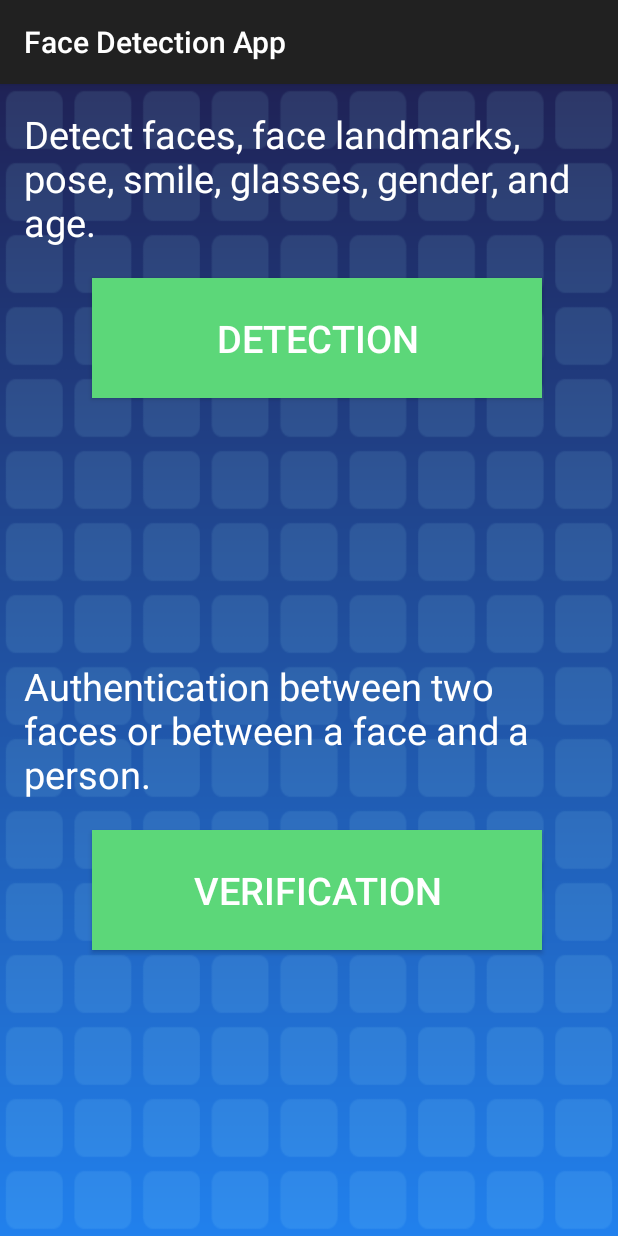
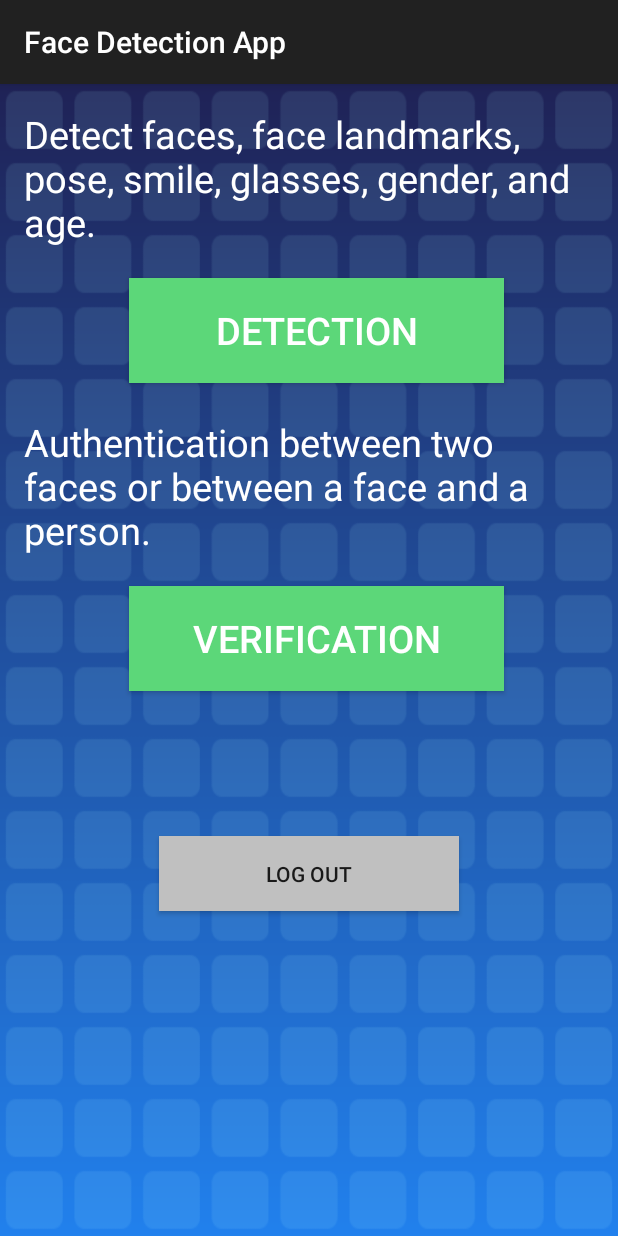
Before and after one commit to DipeanraCFC/Sample, an Android app: the screen it shows after launch once a user with an empty profile is signed in (MainActivity), on a phone screen of 412 x 824 dp. Run offline under Robolectric (Android 15) with nearby library versions, the phone set to English and light mode, and no system bars; our stand-ins replace Firebase (no records; nobody signed in at launch, a user with empty details on screens opened directly).

Commit message:
scroll view added, still data not saaved to database

```diff
--- a/app/build.gradle
+++ b/app/build.gradle
@@ -24,8 +24,7 @@ dependencies {
 
 	//
     // Use the following line to include client library for Face API from Maven Central Repository
-	//
-
+    //
 
     compile 'com.google.code.gson:gson:2.6.2'
     compile 'com.google.firebase:firebase-auth:10.0.1'
@@ -33,6 +32,8 @@ dependencies {
     compile 'com.google.firebase:firebase-storage:10.0.1'
     compile 'com.microsoft.projectoxford:face:1.2.1'
     compile 'com.android.support:appcompat-v7:25.3.0'
+    compile 'com.android.support:design:25.3.0'
+
 }
 
 
--- a/app/src/main/java/com/microsoft/projectoxford/face/samples/ui/MainActivity.java
+++ b/app/src/main/java/com/microsoft/projectoxford/face/samples/ui/MainActivity.java
@@ -6,14 +6,22 @@ import android.content.Intent;
 import android.os.Bundle;
 import android.support.v7.app.AppCompatActivity;
 import android.view.View;
+import android.widget.Button;
 
+import com.google.firebase.auth.FirebaseAuth;
 import com.microsoft.projectoxford.face.samples.R;
 
 public class MainActivity extends AppCompatActivity {
+
+    Button mLogoutButton;
+
     @Override
     protected void onCreate(Bundle savedInstanceState) {
+
         super.onCreate(savedInstanceState);
         setContentView(R.layout.activity_dashboard);
+
+        mLogoutButton = (Button) findViewById(R.id.logout_button);
 
         if (getString(R.string.subscription_key).startsWith("Please")) {
             new AlertDialog.Builder(this)
@@ -22,12 +30,23 @@ public class MainActivity extends AppCompatActivity {
                     .setCancelable(false)
                     .show();
         }
+
+        mLogoutButton.setOnClickListener(new View.OnClickListener() {
+            @Override
+            public void onClick(View view) {
+                FirebaseAuth.getInstance().signOut();
+                Intent intent = new Intent(MainActivity.this, LoginActivity.class);
+                startActivity(intent);
+            }
+        });
     }
+
 
     public void detection(View view) {
         Intent intent = new Intent(this, DetectionActivity.class);
         startActivity(intent);
     }
+
 
     public void verification(View view) {
         Intent intent = new Intent(this, VerificationMenuActivity.class);
--- a/app/src/main/res/layout/activity_dashboard.xml
+++ b/app/src/main/res/layout/activity_dashboard.xml
@@ -2,83 +2,113 @@
 
 <LinearLayout xmlns:android="http://schemas.android.com/apk/res/android"
     xmlns:tools="http://schemas.android.com/tools" android:layout_width="match_parent"
-    android:layout_height="match_parent" android:paddingLeft="@dimen/activity_horizontal_margin"
+    android:layout_height="match_parent"
+    android:background="@drawable/main_background"
+    android:orientation="vertical"
+    android:paddingBottom="@dimen/activity_vertical_margin"
+    android:paddingLeft="@dimen/activity_horizontal_margin"
     android:paddingRight="@dimen/activity_horizontal_margin"
     android:paddingTop="@dimen/activity_vertical_margin"
-    android:paddingBottom="@dimen/activity_vertical_margin"
+    tools:context=".ui.MainActivity"
+
+    >
+
+    <ScrollView
+        android:layout_width="match_parent"
+        android:layout_height="match_parent">
+
+
+        <LinearLayout
+            android:layout_width="match_parent"
+            android:layout_height="match_parent"
             android:orientation="vertical"
-    tools:context=".ui.MainActivity"
-    android:background="@drawable/main_background"
 
             >
 
             <LinearLayout
                 android:layout_width="match_parent"
-        android:layout_height="0dp"
-        android:layout_weight="0.5"
-        android:orientation="vertical"
-        android:layout_marginBottom="@dimen/view_margin" >
+                android:layout_height="200dp"
+                android:layout_marginBottom="@dimen/view_margin"
+                android:orientation="vertical">
 
 
                 <TextView
                     android:layout_width="match_parent"
                     android:layout_height="wrap_content"
                     android:layout_gravity="center_vertical"
+                    android:layout_marginBottom="20dp"
                     android:gravity="center_vertical"
                     android:text="@string/detection_description"
                     android:textColor="@color/white"
                     android:textSize="25sp"
-                android:layout_marginBottom="20dp"
 
                     />
 
                 <Button
-            android:layout_width="300dp"
-            android:layout_height="80dp"
+                    style="@style/ButtonStyle"
+                    android:layout_width="250dp"
+                    android:layout_height="70dp"
                     android:layout_gravity="center"
-            android:text="@string/detection"
                     android:layout_marginLeft="@dimen/view_margin"
                     android:layout_marginStart="@dimen/view_margin"
                     android:onClick="detection"
-            android:textSize="25sp"
-            style="@style/ButtonStyle" />
+                    android:text="@string/detection"
+                    android:textSize="25sp" />
 
             </LinearLayout>
 
             <LinearLayout
         android:layout_width="match_parent"
-        android:layout_height="0dp"
-        android:layout_weight="0.5"
-        android:orientation="vertical"
-        android:layout_marginBottom="@dimen/view_margin" >
+                android:layout_height="200dp"
+                android:layout_marginBottom="@dimen/view_margin"
+                android:orientation="vertical">
 
 
             <TextView
                 android:layout_width="match_parent"
                 android:layout_height="wrap_content"
                 android:layout_gravity="center_vertical"
+                android:layout_marginBottom="20dp"
                 android:gravity="center_vertical"
                 android:text="@string/verification_description"
                 android:textColor="@color/white"
                 android:textSize="25sp"
-                android:layout_marginBottom="20dp"
 
 
                 />
 
 
         <Button
-            android:layout_width="300dp"
-            android:layout_height="80dp"
+            style="@style/ButtonStyle"
+            android:layout_width="250dp"
+            android:layout_height="70dp"
             android:layout_gravity="center"
-            android:text="@string/verification"
-            android:textSize="25sp"
             android:layout_marginLeft="@dimen/view_margin"
             android:layout_marginStart="@dimen/view_margin"
             android:onClick="verification"
-            style="@style/ButtonStyle" />
+            android:text="@string/verification"
+            android:textSize="25sp" />
 
     </LinearLayout>
 
+            <LinearLayout
+                android:layout_width="match_parent"
+                android:layout_height="200dp"
+                android:gravity="center">
+
+                <Button
+                    android:id="@+id/logout_button"
+                    android:layout_width="200dp"
+                    android:layout_height="50dp"
+                    android:background="@color/button_disabled_background"
+                    android:text="Log out" />
+
 
             </LinearLayout>
+
+        </LinearLayout>
+
+    </ScrollView>
+
+
+</LinearLayout>
--- a/app/src/main/res/menu/menu_logout.xml
+++ b/app/src/main/res/menu/menu_logout.xml
@@ -1,4 +1,8 @@
 <?xml version="1.0" encoding="utf-8"?>
 <menu xmlns:android="http://schemas.android.com/apk/res/android">
 
+    <item
+        android:id="@+id/menulogout"
+        android:title="logout" />
+
 </menu>
```
Also changed, not shown: app/src/main/java/com/microsoft/projectoxford/face/samples/POJO/User.java (+14 -15 lines), app/src/main/java/com/microsoft/projectoxford/face/samples/ui/RegisterActivity.java (+37 -48 lines), app/src/main/res/layout/activity_login.xml (+28 -25 lines), app/src/main/res/layout/activity_register.xml (+14 -2 lines). Lines whose indentation alone changed are shown as unchanged.
